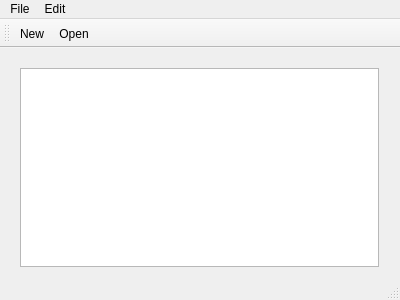
Grim102/c_plus_plus, file notepad-project/notepad/mainwindow.ui: the form before one commit.
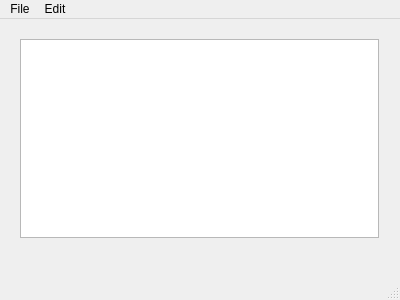
The form after the commit. Icons and pictures are not drawn.

The edit to the form file:
```diff
--- a/notepad-project/notepad/mainwindow.ui
+++ b/notepad-project/notepad/mainwindow.ui
@@ -62,16 +62,6 @@
    <addaction name="menuFile"/>
    <addaction name="menuEdit"/>
   </widget>
-  <widget class="QToolBar" name="mainToolBar">
-   <attribute name="toolBarArea">
-    <enum>TopToolBarArea</enum>
-   </attribute>
-   <attribute name="toolBarBreak">
-    <bool>false</bool>
-   </attribute>
-   <addaction name="actionNew"/>
-   <addaction name="actionOpen"/>
-  </widget>
   <widget class="QStatusBar" name="statusBar"/>
   <action name="actionNew">
    <property name="icon">
```
